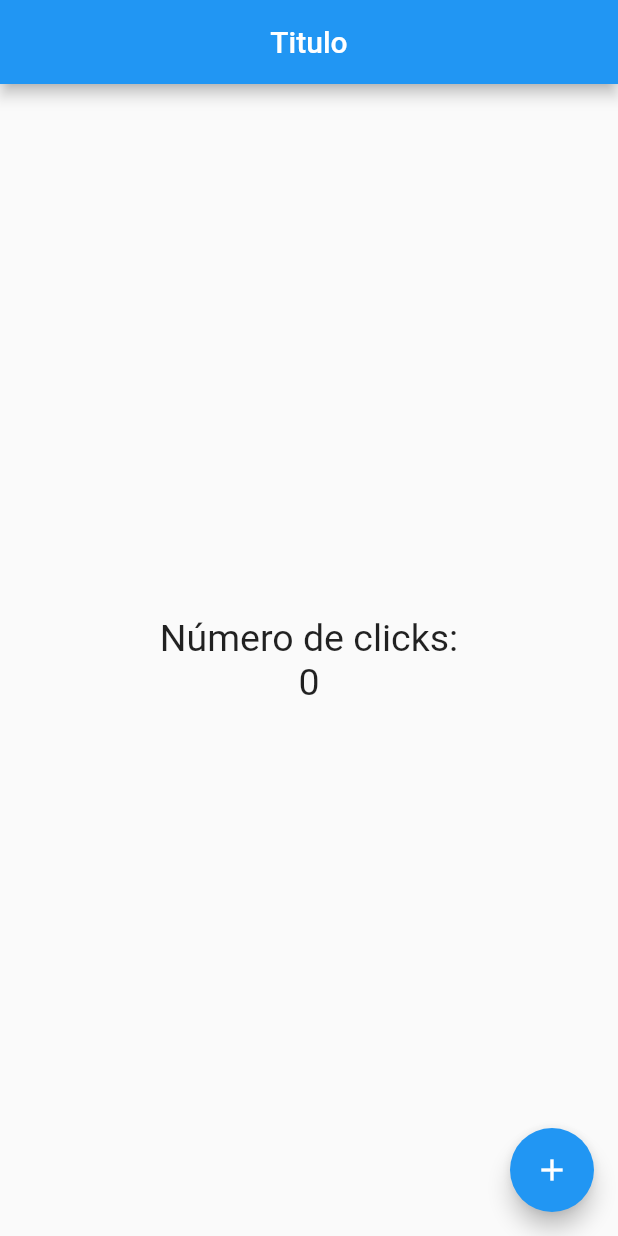
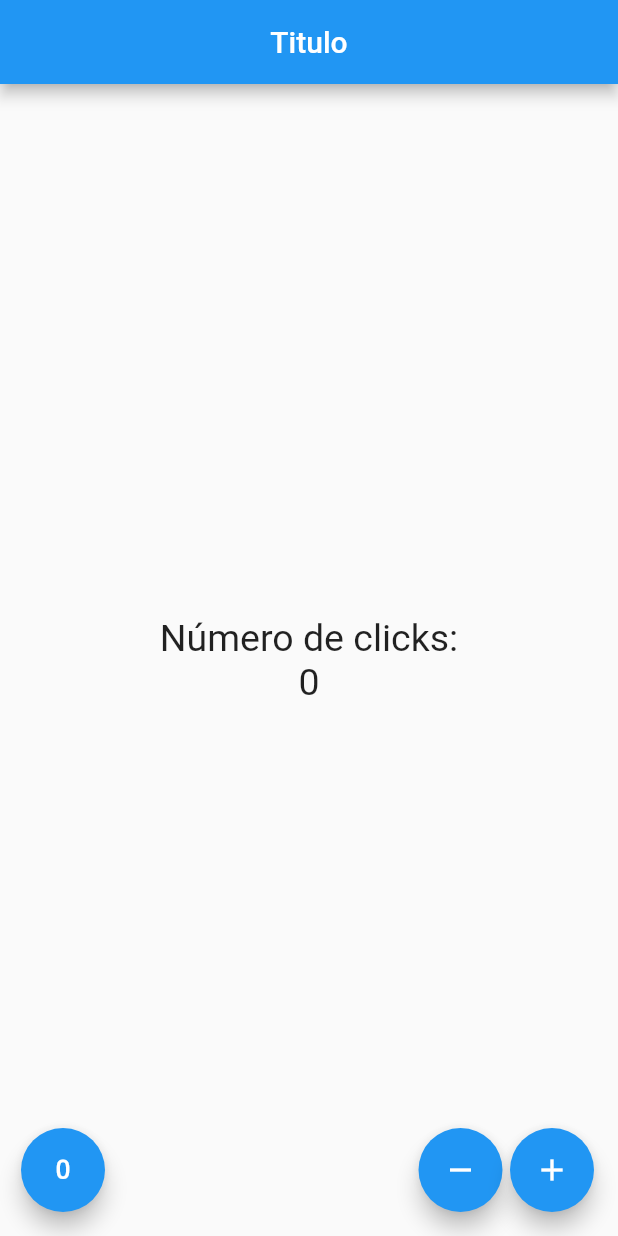
Before and after one commit to AdrianC47/Flutter-Una-introduccion-al-SDK-de-Google, a Flutter app: the screen it shows after launch, on a phone screen of 412 x 824 dp. Run offline on Flutter 3.47's test engine with Material 2 defaults, Android fonts, the phone set to English and light mode, and no system bars.

Commit message:
Creando mas acciones en cada contador

```diff
--- a/Proyectos-Flutter/contador/lib/src/pages/contador_page.dart
+++ b/Proyectos-Flutter/contador/lib/src/pages/contador_page.dart
@@ -37,17 +37,20 @@ class _ContadorPageState extends State<ContadorPage> {
             )
           ],
         )),
-      floatingActionButton: FloatingActionButton(
-        child: Icon(Icons.add),
-        onPressed: () {
-          // print("Hola Amigo!!"); // aqui se pone si o si el ; debido a que estoy dentro de una lista de argumentos de una funcion, es opcional pero es lo ideal
-          //como se esta trabajando con un StatefullWidget pues necesito que se redibuje todo el widget para ello llamo al metodo setState
-          setState(() {
-            _conteo++;
-          });
-        },
-      ),
-      floatingActionButtonLocation: FloatingActionButtonLocation.endFloat,
-    ); //
+        floatingActionButton: _crearBotones()); //
+  }
+
+  Widget _crearBotones() {
+    return Row(
+      mainAxisAlignment: MainAxisAlignment.end,
+      children: <Widget>[
+        SizedBox(width: 30.0,), //esto es como un div en html que lo que hara es actuar como un separador
+        FloatingActionButton(child: Icon(Icons.exposure_zero), onPressed: null),
+        Expanded(child: SizedBox()),//es obligatorio un child para el Expanded
+        FloatingActionButton(child: Icon(Icons.remove), onPressed: null),
+        SizedBox(width: 5.0,),
+        FloatingActionButton(child: Icon(Icons.add), onPressed: null),
+      ],
+    );
   }
 }
```
Lines whose indentation alone changed are shown as unchanged.
